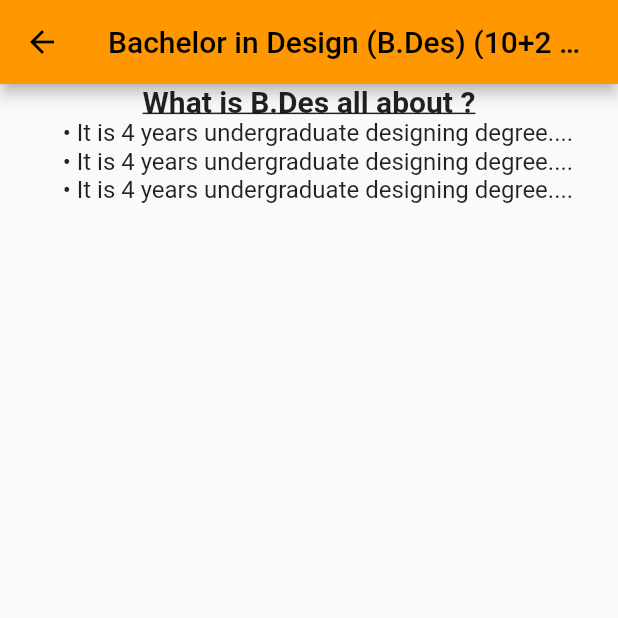
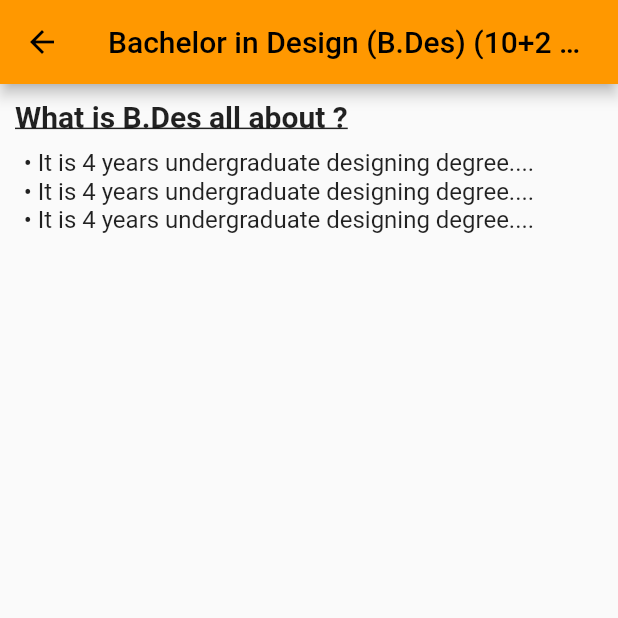
Before and after one commit to enkindlecc/enkindle-careers-mobile, a Flutter app: the SampleItemDetailsView screen opened by its route, on a phone screen of 412 x 824 dp, the top half of it. Run offline on Flutter 3.47's test engine with Material 2 defaults, Android fonts, the phone set to English and light mode, and no system bars.

Commit message:
newsletter detailed ui code refactored in multiple files

```diff
--- a/lib/src/feature/item_details_view.dart
+++ b/lib/src/feature/item_details_view.dart
@@ -1,6 +1,11 @@
 import 'package:flutter/material.dart';
 
+import 'newsletterHeader.dart';
+import 'newsletterBody.dart';
+
 /// Displays detailed information about a SampleItem.
+/// TODO: loop through newsletterContent to generate widget dynamically
+/// TODO: display complete newsletter content with static data
 class SampleItemDetailsView extends StatelessWidget {
   SampleItemDetailsView({Key? key}) : super(key: key);
 
@@ -18,40 +23,16 @@ class SampleItemDetailsView extends StatelessWidget {
   @override
   Widget build(BuildContext context) {
     return Scaffold(
-        appBar: AppBar(
-          title: Text(nlTopic),
-        ),
-        body: NewsletterTopicHeader(
-          newsletterContent: newsletterContent,
-        ));
-  }
-}
-
-class NewsletterTopicHeader extends StatelessWidget {
-  const NewsletterTopicHeader({
-    Key? key,
-    required this.newsletterContent,
-  }) : super(key: key);
-  final List newsletterContent;
-
-  @override
-  Widget build(BuildContext context) {
-    return Center(
-      child: Column(
+      appBar: AppBar(
+        title: Text(nlTopic),
+      ),
+      body: Column(
         children: [
-          Text(
-            newsletterContent[0],
-            style: const TextStyle(
-              fontWeight: FontWeight.bold,
-              decoration: TextDecoration.underline,
-              fontSize: 20,
-            ),
+          NewsletterHeader(
+            newsletterContent: newsletterContent,
           ),
-          Text(
-            newsletterContent[1],
-            style: const TextStyle(
-              fontSize: 16,
-            ),
+          NewsletterBody(
+            newsletterContent: newsletterContent,
           ),
         ],
       ),
--- /dev/null
+++ b/lib/src/feature/newsletterBody.dart
@@ -0,0 +1,23 @@
+import 'package:flutter/material.dart';
+
+class NewsletterBody extends StatelessWidget {
+  const NewsletterBody({
+    Key? key,
+    required this.newsletterContent,
+  }) : super(key: key);
+  final List newsletterContent;
+
+  @override
+  Widget build(BuildContext context) {
+    return Container(
+      width: double.infinity,
+      // margin: const EdgeInsets.all(10),
+      child: Text(
+        newsletterContent[1],
+        style: const TextStyle(
+          fontSize: 16,
+        ),
+      ),
+    );
+  }
+}
--- /dev/null
+++ b/lib/src/feature/newsletterHeader.dart
@@ -0,0 +1,25 @@
+import 'package:flutter/material.dart';
+
+class NewsletterHeader extends StatelessWidget {
+  const NewsletterHeader({
+    Key? key,
+    required this.newsletterContent,
+  }) : super(key: key);
+  final List newsletterContent;
+
+  @override
+  Widget build(BuildContext context) {
+    return Container(
+      width: double.infinity,
+      margin: const EdgeInsets.all(10),
+      child: Text(
+        newsletterContent[0],
+        style: const TextStyle(
+          fontWeight: FontWeight.bold,
+          decoration: TextDecoration.underline,
+          fontSize: 20,
+        ),
+      ),
+    );
+  }
+}
```
